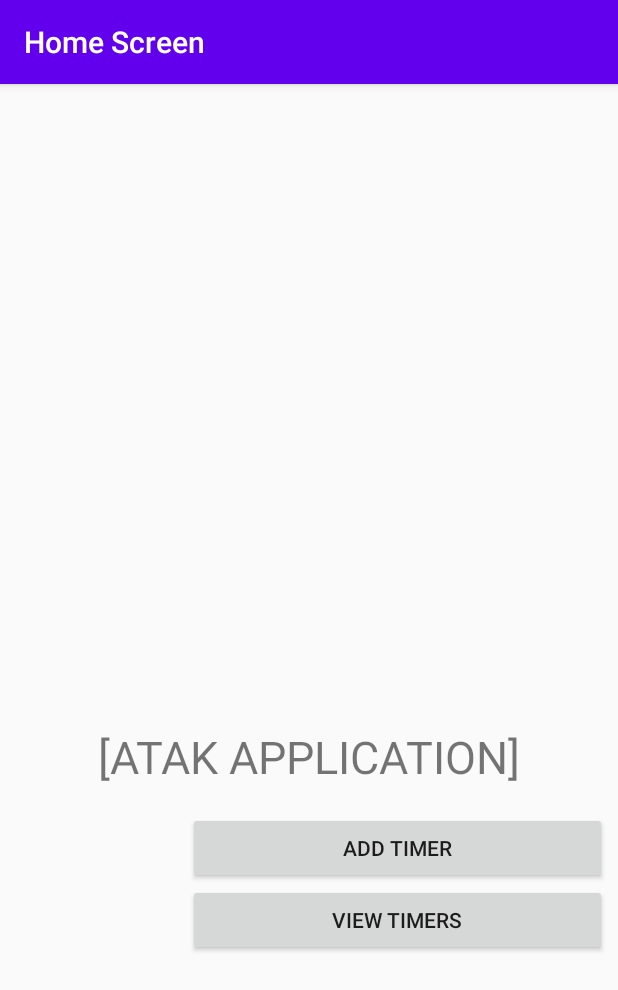
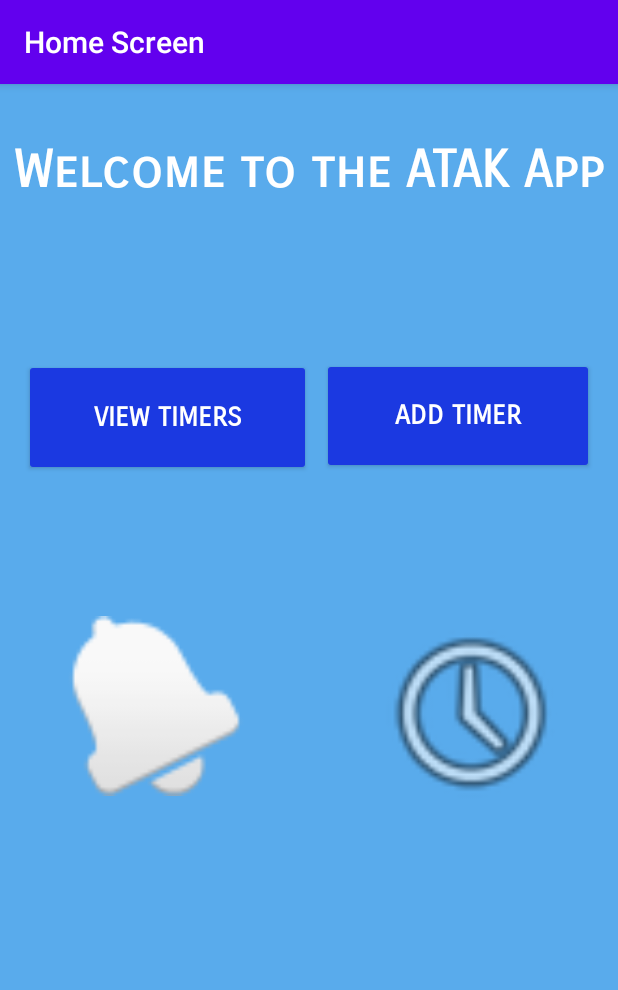
Before and after one commit to Nathanieljg/JuniorDesign, an Android app: the screen it shows after launch (HomeScreen), on a phone screen of 412 x 824 dp. Shown: the top 990 px of the screen. Run offline under Robolectric (Android 15) with nearby library versions, the light colour scheme and no system bars.

Commit message:
Update content_home_screen.xml

```diff
--- a/app/src/main/res/layout/content_home_screen.xml
+++ b/app/src/main/res/layout/content_home_screen.xml
@@ -4,45 +4,95 @@
     xmlns:tools="http://schemas.android.com/tools"
     android:layout_width="match_parent"
     android:layout_height="match_parent"
+    android:animationCache="false"
+    android:background="#59ABEC"
     app:layout_behavior="@string/appbar_scrolling_view_behavior">
 
-
-    <LinearLayout
-        android:id="@+id/linearLayout"
-        android:layout_width="279dp"
-        android:layout_height="395dp"
-        android:orientation="vertical"
-        app:layout_constraintBottom_toBottomOf="parent"
-        app:layout_constraintEnd_toEndOf="parent"
-        app:layout_constraintHorizontal_bias="0.943"
-        app:layout_constraintStart_toStartOf="parent"
-        app:layout_constraintTop_toTopOf="parent"
-        app:layout_constraintVertical_bias="0.969">
-
-        <Button
-            android:id="@+id/buttonAddTimer"
-            android:layout_width="match_parent"
-            android:layout_height="wrap_content"
-            android:onClick="addTimer"
-            android:text="@string/add_timer_button" />
-
-        <Button
-            android:id="@+id/buttonViewTimers"
-            android:layout_width="match_parent"
-            android:layout_height="wrap_content"
-            android:onClick="viewTimers"
-            android:text="@string/view_timers_button" />
-    </LinearLayout>
 
     <TextView
         android:id="@+id/textView"
         android:layout_width="wrap_content"
         android:layout_height="wrap_content"
-        android:text="[ATAK APPLICATION]"
-        android:textSize="30sp"
+        android:fontFamily="sans-serif-smallcaps"
+        android:text="Welcome to the ATAK App"
+        android:textColor="#FFFFFF"
+        android:textSize="34sp"
+        android:textStyle="bold"
         app:layout_constraintBottom_toBottomOf="parent"
         app:layout_constraintEnd_toEndOf="parent"
         app:layout_constraintStart_toStartOf="parent"
-        app:layout_constraintTop_toTopOf="parent" />
+        app:layout_constraintTop_toTopOf="parent"
+        app:layout_constraintVertical_bias="0.043" />
+
+    <Button
+        android:id="@+id/buttonViewTimers"
+        android:layout_width="191dp"
+        android:layout_height="78dp"
+        android:backgroundTint="#1B39E1"
+        android:fontFamily="sans-serif-smallcaps"
+        android:onClick="viewTimers"
+        android:text="@string/view_timers_button"
+        android:textColor="#FFFFFF"
+        android:textSize="18sp"
+        android:textStyle="bold"
+        app:layout_constraintBottom_toBottomOf="parent"
+        app:layout_constraintEnd_toEndOf="parent"
+        app:layout_constraintHorizontal_bias="0.072"
+        app:layout_constraintStart_toStartOf="parent"
+        app:layout_constraintTop_toTopOf="parent"
+        app:layout_constraintVertical_bias="0.224" />
+
+    <Button
+        android:id="@+id/buttonAddTimer"
+        android:layout_width="181dp"
+        android:layout_height="77dp"
+        android:backgroundTint="#1B39E1"
+        android:fontFamily="sans-serif-smallcaps"
+        android:onClick="addTimer"
+        android:text="@string/add_timer_button"
+        android:textColor="#FFFFFF"
+        android:textSize="18sp"
+        android:textStyle="bold"
+        app:layout_constraintBottom_toBottomOf="parent"
+        app:layout_constraintEnd_toEndOf="parent"
+        app:layout_constraintHorizontal_bias="0.93"
+        app:layout_constraintStart_toStartOf="parent"
+        app:layout_constraintTop_toTopOf="parent"
+        app:layout_constraintVertical_bias="0.223" />
+
+    <ImageView
+        android:id="@+id/imageView"
+        android:layout_width="138dp"
+        android:layout_height="149dp"
+        app:layout_constraintBottom_toBottomOf="parent"
+        app:layout_constraintEnd_toEndOf="parent"
+        app:layout_constraintHorizontal_bias="0.899"
+        app:layout_constraintStart_toStartOf="parent"
+        app:layout_constraintTop_toTopOf="parent"
+        app:layout_constraintVertical_bias="0.461"
+        app:srcCompat="@android:drawable/ic_menu_recent_history" />
+
+    <TextView
+        android:id="@+id/textView3"
+        android:layout_width="914dp"
+        android:layout_height="77dp"
+        android:background="#3F51B5"
+        app:layout_constraintBottom_toBottomOf="parent"
+        app:layout_constraintEnd_toEndOf="parent"
+        app:layout_constraintStart_toStartOf="parent"
+        app:layout_constraintTop_toTopOf="parent"
+        app:layout_constraintVertical_bias="1.0" />
+
+    <ImageView
+        android:id="@+id/imageView3"
+        android:layout_width="120dp"
+        android:layout_height="169dp"
+        app:layout_constraintBottom_toBottomOf="parent"
+        app:layout_constraintEnd_toEndOf="@+id/imageView"
+        app:layout_constraintHorizontal_bias="0.167"
+        app:layout_constraintStart_toStartOf="parent"
+        app:layout_constraintTop_toTopOf="parent"
+        app:layout_constraintVertical_bias="0.454"
+        app:srcCompat="@android:drawable/ic_popup_reminder" />
 
 </androidx.constraintlayout.widget.ConstraintLayout>
```
